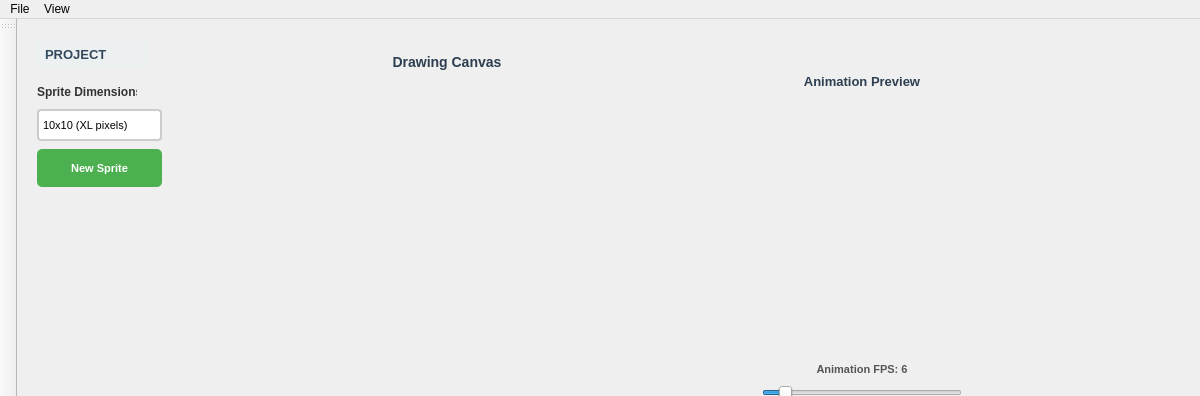
This is mainwindow.ui in koensakamoto/Sprite-Editor as Qt 5 draws it before an edit; both pictures show x 0 to 1200 and y 0 to 396 of the 1200 by 750 pixel window. The edited form follows.
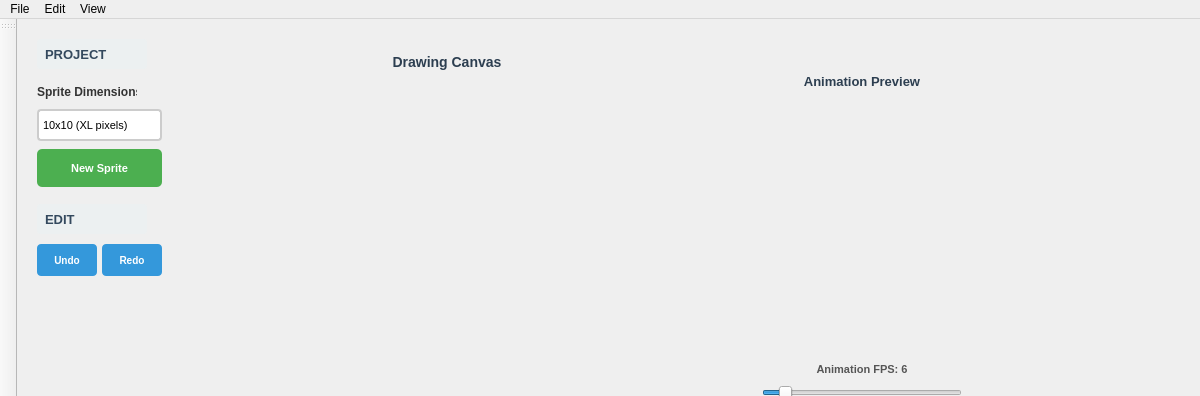
This is the edited form. Icons and pictures are not drawn.

Commit message: add undo/redo functionality

The edit to the form file:
```diff
--- a/mainwindow.ui
+++ b/mainwindow.ui
@@ -478,6 +478,103 @@
 }</string>
     </property>
    </widget>
+   <widget class="QLabel" name="editLabel">
+    <property name="geometry">
+     <rect>
+      <x>20</x>
+      <y>185</y>
+      <width>110</width>
+      <height>30</height>
+     </rect>
+    </property>
+    <property name="text">
+     <string>EDIT</string>
+    </property>
+    <property name="styleSheet">
+     <string>QLabel {
+    font-weight: bold;
+    color: #34495e;
+    font-size: 13px;
+    background-color: #ecf0f1;
+    padding: 5px;
+    border-radius: 3px;
+}</string>
+    </property>
+   </widget>
+   <widget class="QPushButton" name="undoButton">
+    <property name="geometry">
+     <rect>
+      <x>20</x>
+      <y>225</y>
+      <width>60</width>
+      <height>32</height>
+     </rect>
+    </property>
+    <property name="text">
+     <string>Undo</string>
+    </property>
+    <property name="styleSheet">
+     <string>QPushButton {
+    background-color: #3498db;
+    color: white;
+    border: none;
+    border-radius: 4px;
+    padding: 6px 10px;
+    font-weight: bold;
+    font-size: 10px;
+}
+QPushButton:hover {
+    background-color: #2980b9;
+}
+QPushButton:pressed {
+    background-color: #21618c;
+}
+QPushButton:disabled {
+    background-color: #cccccc;
+    color: #888888;
+}</string>
+    </property>
+    <property name="toolTip">
+     <string>Undo last action (Ctrl+Z)</string>
+    </property>
+   </widget>
+   <widget class="QPushButton" name="redoButton">
+    <property name="geometry">
+     <rect>
+      <x>85</x>
+      <y>225</y>
+      <width>60</width>
+      <height>32</height>
+     </rect>
+    </property>
+    <property name="text">
+     <string>Redo</string>
+    </property>
+    <property name="styleSheet">
+     <string>QPushButton {
+    background-color: #3498db;
+    color: white;
+    border: none;
+    border-radius: 4px;
+    padding: 6px 10px;
+    font-weight: bold;
+    font-size: 10px;
+}
+QPushButton:hover {
+    background-color: #2980b9;
+}
+QPushButton:pressed {
+    background-color: #21618c;
+}
+QPushButton:disabled {
+    background-color: #cccccc;
+    color: #888888;
+}</string>
+    </property>
+    <property name="toolTip">
+     <string>Redo previously undone action (Ctrl+Shift+Z)</string>
+    </property>
+   </widget>
   </widget>
   <widget class="QStatusBar" name="statusbar"/>
   <widget class="QMenuBar" name="menuBar">
@@ -496,6 +593,13 @@
     <addaction name="saveButton"/>
     <addaction name="loadButton"/>
    </widget>
+   <widget class="QMenu" name="menuEdit">
+    <property name="title">
+     <string>Edit</string>
+    </property>
+    <addaction name="actionUndo"/>
+    <addaction name="actionRedo"/>
+   </widget>
    <widget class="QMenu" name="menuView">
     <property name="title">
      <string>View</string>
@@ -507,6 +611,7 @@
     <addaction name="actionHorizontalMirror"/>
    </widget>
    <addaction name="fileMenu"/>
+   <addaction name="menuEdit"/>
    <addaction name="menuView"/>
   </widget>
   <widget class="QToolBar" name="toolBar">
```
Left out of the diff: 22 changed lines with no effect on the pictures. The commit also changes 3 other files.
